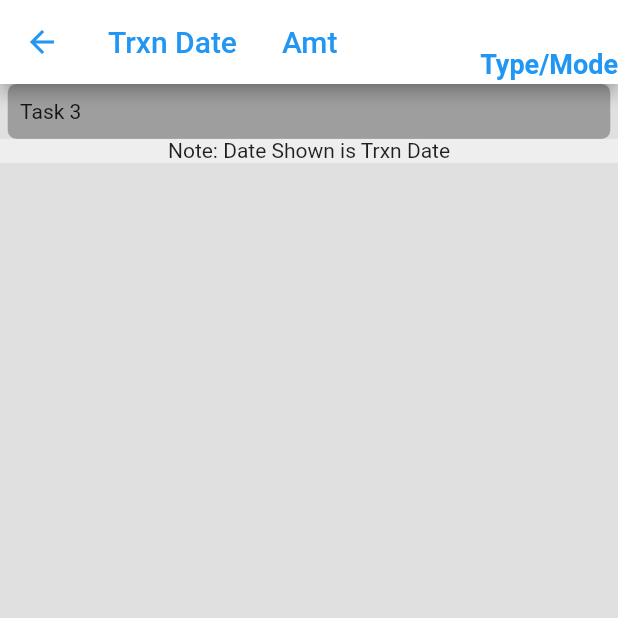
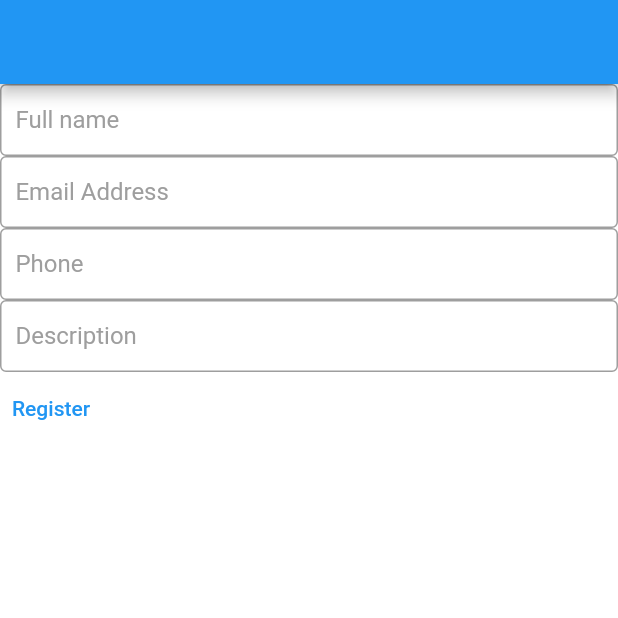
Before and after one commit to Derry-Jay/grid_test, a Flutter app: the ItemListPage screen opened directly, on a phone screen of 412 x 824 dp, the top half of it. Run offline on Flutter 3.47's test engine with Material 2 defaults, Android fonts, the phone set to English and light mode, and no system bars; our stand-ins replace bloc, connectivity_plus, device_info_plus, flutter_spinkit, fluttertoast, geolocator and 7 more; missing offline and left inert: arkit_plugin, dart:ffi, flutter_cart, flutter_uxcam, global_configuration, qr_code_scanner and 1 more; accounts and stored records are empty.

Commit message:
Update 06/10/2022

```diff
--- a/lib/route_generator.dart
+++ b/lib/route_generator.dart
@@ -1,7 +1,9 @@
-import 'package:grid_test/src/screens/ar_screen.dart';
-import 'package:grid_test/src/screens/map_screen.dart';
-import 'package:grid_test/src/screens/table_screen.dart';
+import 'package:grid_test/src/helpers/helper.dart';
 
+import 'src/screens/ar_screen.dart';
+import 'src/screens/map_screen.dart';
+import 'src/screens/table_screen.dart';
+import 'src/screens/item_list_page.dart';
 import 'src/screens/grid_page.dart';
 import 'src/screens/first_page.dart';
 import 'package:flutter/material.dart';
@@ -12,6 +14,7 @@ class RouteGenerator {
   Route<dynamic> generateRoute(RouteSettings settings) {
     Widget pageBuilder(BuildContext context) {
       // final args = settings.arguments;
+      log(settings.name);
       switch (settings.name) {
         case '/qr':
           return const QRScanScreen();
@@ -25,6 +28,8 @@ class RouteGenerator {
           return const MapScreen();
         case '/home':
           return const HomeScreen();
+        case '/items':
+          return const ItemListPage();
         default:
           return const FlowScreen();
       }
--- a/lib/src/helpers/helper.dart
+++ b/lib/src/helpers/helper.dart
@@ -77,6 +77,13 @@ GoogleMapController? mapCon;
 Completer<GoogleMapController> completer = Completer<GoogleMapController>();
 
 DeviceInfoPlugin dip = DeviceInfoPlugin();
+
+TextEditingController nc = TextEditingController(),
+    mc = TextEditingController(),
+    pc = TextEditingController(),
+    sc = TextEditingController();
+
+GlobalKey<FormState> fk = GlobalKey<FormState>();
 
 enum LoaderType {
   normal,
@@ -677,7 +684,8 @@ class Helper extends ChangeNotifier {
   S get loc => S.of(buildContext);
   ThemeData get theme => Theme.of(buildContext);
   OverlayState? get ol => Overlay.of(buildContext);
-  NavigatorState get nav => Navigator.of(buildContext);
+  NavigatorState get nav =>
+      Navigator.maybeOf(buildContext) ?? Navigator.of(buildContext);
   MediaQueryData get dimensions =>
       MediaQuery.maybeOf(buildContext) ?? MediaQuery.of(buildContext);
   ModalRoute<Object?>? get route => ModalRoute.of(buildContext);
@@ -748,13 +756,13 @@ class Helper extends ChangeNotifier {
 
   Future<bool> onWillPop() async {
     DateTime now = DateTime.now();
-    if (currentBackPressTime != null &&
-        now.difference(currentBackPressTime!) > const Duration(seconds: 2)) {
+    if (now.difference(currentBackPressTime ?? now) >
+        const Duration(seconds: 2)) {
       currentBackPressTime = now;
       final p = await Fluttertoast.showToast(msg: loc.tapAgainToLeave) ?? true;
       return Future.value(!p);
     }
-    SystemChannels.platform.invokeMethod('SystemNavigator.pop');
+    await SystemChannels.platform.invokeMethod('SystemNavigator.pop');
     return Future.value(true);
   }
 
--- a/lib/src/screens/item_list_page.dart
+++ b/lib/src/screens/item_list_page.dart
@@ -1,5 +1,7 @@
 import 'package:flutter/material.dart';
+import 'package:grid_test/src/backend/api.dart';
 import 'package:grid_test/src/helpers/helper.dart';
+import 'package:grid_test/src/widgets/custom_button.dart';
 
 class ItemListPage extends StatefulWidget {
   const ItemListPage({Key? key}) : super(key: key);
@@ -9,115 +11,97 @@ class ItemListPage extends StatefulWidget {
 }
 
 class ItemListPageState extends State<ItemListPage> {
+  Map<String, dynamic> map = <String, dynamic>{};
   Helper get hp => Helper.of(context);
   @override
   Widget build(BuildContext context) {
     // TODO: implement build
     return Scaffold(
-        backgroundColor: Colors.grey.shade300,
-        body: Column(
-          crossAxisAlignment: CrossAxisAlignment.start,
-          children: [
-            Container(
-              margin: EdgeInsets.symmetric(horizontal: hp.width / 80),
-              width: hp.width,
-              decoration: BoxDecoration(
-                  color: Colors.grey,
-                  borderRadius:
-                      BorderRadius.all(Radius.circular(hp.radius / 160))),
-              padding: EdgeInsets.symmetric(
-                  horizontal: hp.width / 50, vertical: hp.height / 80),
-              child: const Text('Task 3'),
-            ),
-            // Expanded(
-            //     child: ItemListWidget(
-            //         items: ItemBase.fromMap().items, dimensions: hp.dimensions)),
-
-// firstTimeinitFlag
-//             ?
-//             // FutureBuilder<PalletLocationModel>(
-            //     future: api.palletLocations(),
-            //     builder: (context, snapshot) {
-            //       if (snapshot.hasData) {
-            //         PalletLocationModel? deliveryData = snapshot.data;
-            //         return
-
-            //   } else {
-            // return ;
-            //   }
-            // })
-            // : FutureBuilder<Getpalletlocationsmodel>(
-            //     future: api.getPalletLocations(pallerdropdownvalue?.id ?? 0,
-            //         zonedropdownvalue?.id ?? 0, rackdropdownvalue?.id ?? 0),
-            //     builder: (context, snapshot) {
-            //       if (snapshot.hasData) {
-            //         Getpalletlocationsmodel? deliveryData = snapshot.data;
-            //         return ListView.builder(
-            //           scrollDirection: Axis.vertical,
-            //           shrinkWrap: true,
-            //           physics: BouncingScrollPhysics(
-            //               parent: deliveryData!
-            //                           .palletLocations.getLocations.length <=
-            //                       10
-            //                   ? const NeverScrollableScrollPhysics()
-            //                   : const AlwaysScrollableScrollPhysics()),
-            //           itemBuilder: (context, index) {
-            //             final item =
-            //                 deliveryData.palletLocations.getLocations[index];
-            //             // log('Hi');
-            //             // log(item.status);
-            //             // log('Bye');
-            //             return Container(
-            //               margin: const EdgeInsets.only(top: 1),
-            //               padding: const EdgeInsets.all(15),
-            //               alignment: Alignment.topLeft,
-            //               height: 50,
-            //               color: hp.parseBool(deliveryData
-            //                       .palletLocations.getLocations[index].status)
-            //                   ? hp.theme.splashColor
-            //                   : hp.theme.toggleableActiveColor,
-            //               child: Text(
-            //                 deliveryData.palletLocations.getLocations[index]
-            //                         .uniqueId ??
-            //                     '',
-            //                 textAlign: TextAlign.center,
-            //                 style: const TextStyle(
-            //                     fontSize: 17, color: Colors.white),
-            //               ),
-            //             );
-            //           },
-            //           itemCount:
-            //               deliveryData.palletLocations.getLocations.length,
-            //         );
-            //       } else {
-            //         return Image.asset(
-            //             gc.getValue('asset_image_path') + 'puzzle_128.gif');
-            //       }
-            //     }),
-            Container(
-              decoration: BoxDecoration(color: Colors.grey.shade200),
-              child: const Center(
-                child: Text('Note: Date Shown is Trxn Date'),
-              ),
-            )
-          ],
-        ),
+        // backgroundColor: Colors.grey.shade300,
+        body: Form(
+            key: fk,
+            child: SingleChildScrollView(
+                child: SizedBox(
+                    height: hp.height,
+                    width: hp.width,
+                    child: Column(
+                      crossAxisAlignment: CrossAxisAlignment.start,
+                      children: [
+                        TextFormField(
+                            controller: nc,
+                            onSaved: (String? name) {
+                              map['Name'] = name;
+                            },
+                            decoration: InputDecoration(
+                                contentPadding: EdgeInsets.symmetric(
+                                    vertical: hp.height / 100,
+                                    horizontal: hp.width / 40),
+                                border: const OutlineInputBorder(),
+                                hintText: hp.loc.full_name)),
+                        TextFormField(
+                            controller: mc,
+                            onSaved: (String? mail) {
+                              map['Email'] = mail;
+                            },
+                            decoration: InputDecoration(
+                                contentPadding: EdgeInsets.symmetric(
+                                    vertical: hp.height / 100,
+                                    horizontal: hp.width / 40),
+                                border: const OutlineInputBorder(),
+                                hintText: hp.loc.email_address)),
+                        TextFormField(
+                            controller: pc,
+                            onSaved: (String? phone) {
+                              map['Mobile'] = phone;
+                            },
+                            keyboardType: TextInputType.phone,
+                            decoration: InputDecoration(
+                                contentPadding: EdgeInsets.symmetric(
+                                    vertical: hp.height / 100,
+                                    horizontal: hp.width / 40),
+                                border: const OutlineInputBorder(),
+                                hintText: hp.loc.phone)),
+                        TextFormField(
+                            controller: sc,
+                            onSaved: (String? gender) {
+                              map['Gender'] = gender;
+                            },
+                            decoration: InputDecoration(
+                                contentPadding: EdgeInsets.symmetric(
+                                    vertical: hp.height / 100,
+                                    horizontal: hp.width / 40),
+                                border: const OutlineInputBorder(),
+                                hintText: hp.loc.description)),
+                        CustomButton(
+                          type: ButtonType.text,
+                          onPressed: () async {
+                            final prefs = await sharedPrefs;
+                            fk.currentState?.save();
+                            log(map);
+                            final str = await sendData(map);
+                            final p = await revealToast(str);
+                            log(await prefs.setString('token', str) && p ? str : '');
+                          },
+                          child: Text(hp.loc.register),
+                        )
+                      ],
+                    )))),
         appBar: AppBar(
-          backgroundColor: Colors.white,
-          foregroundColor: Colors.blue,
-          title: Row(
-            children: const [
-              Expanded(child: Text('Trxn Date')),
-              Expanded(child: Text('Amt'))
-            ],
-          ),
-          actions: [
-            Padding(
-                padding: EdgeInsets.only(top: hp.height / 25.6),
-                child: const Text('Type/Mode',
-                    style:
-                        TextStyle(fontSize: 18, fontWeight: FontWeight.bold)))
-          ],
-        ));
+            // backgroundColor: Colors.white,
+            // foregroundColor: Colors.blue,
+            // title: Row(
+            //   children: const [
+            //     Expanded(child: Text('Trxn Date')),
+            //     Expanded(child: Text('Amt'))
+            //   ],
+            // ),
+            // actions: [
+            //   Padding(
+            //       padding: EdgeInsets.only(top: hp.height / 25.6),
+            //       child: const Text('Type/Mode',
+            //           style:
+            //               TextStyle(fontSize: 18, fontWeight: FontWeight.bold)))
+            // ],
+            ));
   }
 }
--- a/lib/src/widgets/map_widget.dart
+++ b/lib/src/widgets/map_widget.dart
@@ -30,6 +30,7 @@ class MapWidget extends StatelessWidget {
 
   void cameraMovement(CameraPosition position) async {
     log(position.target);
+    await mapCon?.animateCamera(CameraUpdate.newCameraPosition(position));
   }
 
   Widget mapBuilder(BuildContext context, AsyncSnapshot<LocationData> region) {
--- a/pubspec.yaml
+++ b/pubspec.yaml
@@ -53,9 +53,10 @@ dependencies:
   flutter_uxcam: ^2.1.1
   flutter_compass: ^0.7.0
   package_info_plus: ^1.4.2
-  device_info_plus: ^4.1.2
+  device_info_plus: ^5.0.1
   provider: ^6.0.3
   permission_handler: ^10.0.0
+  sqlite3: ^1.9.0
 
 dev_dependencies:
   flutter_test:
```
Also changed, not shown: lib/main.dart (+23 -4 lines), lib/src/backend/api.dart (+11 -0 lines), lib/src/screens/first_page.dart (+1 -17 lines), lib/src/screens/home_page.dart (+5 -10 lines), lib/src/widgets/circular_loader.dart (+8 -4 lines), pubspec.lock, 1 other file.
